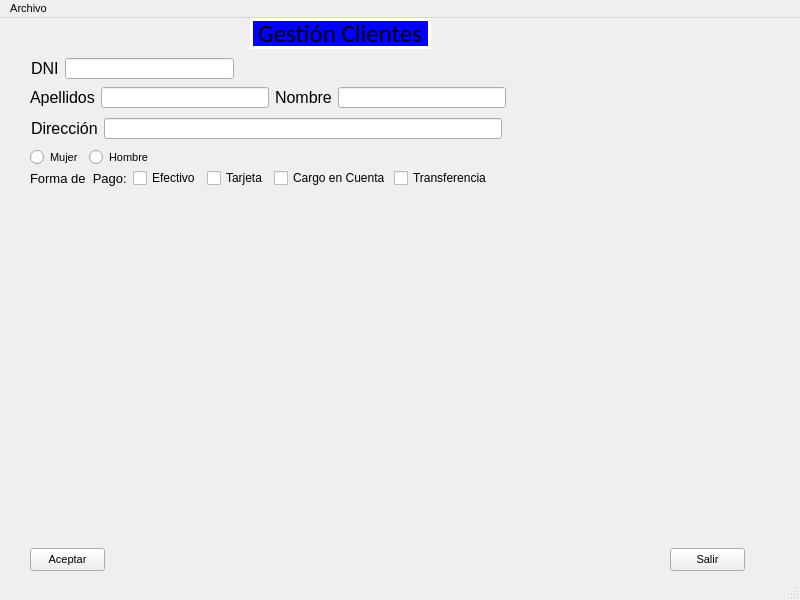
adrianv2001/vidalperez, file window.ui: the form before one commit.
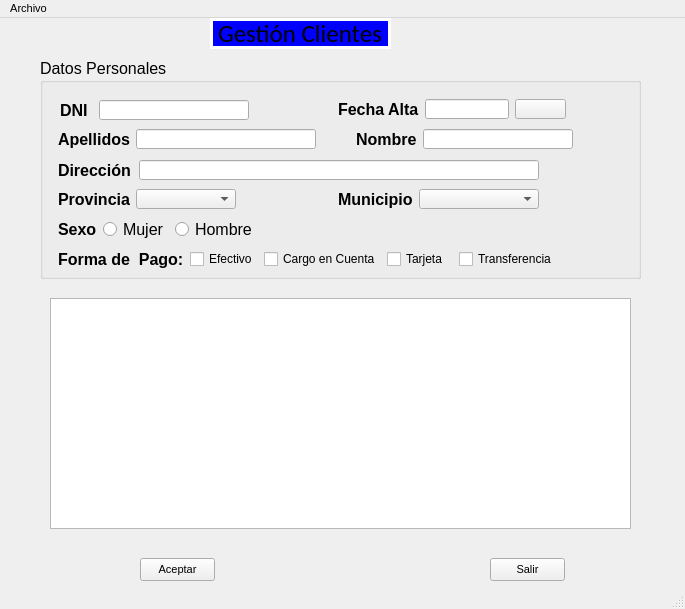
The form after the commit. Icons and pictures are not drawn.

Patch:
```diff
--- a/window.ui
+++ b/window.ui
@@ -6,8 +6,8 @@
    <rect>
     <x>0</x>
     <y>0</y>
-    <width>800</width>
-    <height>600</height>
+    <width>685</width>
+    <height>609</height>
    </rect>
   </property>
   <property name="font">
@@ -18,6 +18,9 @@
   <property name="windowTitle">
    <string>IMPORT - EXPORT TEIS</string>
   </property>
+  <property name="autoFillBackground">
+   <bool>true</bool>
+  </property>
   <property name="styleSheet">
    <string notr="true"/>
   </property>
@@ -25,7 +28,7 @@
    <widget class="QLabel" name="lblClientes">
     <property name="geometry">
      <rect>
-      <x>250</x>
+      <x>210</x>
       <y>0</y>
       <width>181</width>
       <height>31</height>
@@ -57,29 +60,11 @@
      <string>Gestión Clientes</string>
     </property>
    </widget>
-   <widget class="QLabel" name="lblValidoDNI">
-    <property name="geometry">
-     <rect>
-      <x>239</x>
-      <y>39</y>
-      <width>31</width>
-      <height>31</height>
-     </rect>
-    </property>
-    <property name="font">
-     <font>
-      <pointsize>12</pointsize>
-     </font>
-    </property>
-    <property name="text">
-     <string/>
-    </property>
-   </widget>
    <widget class="QPushButton" name="btnAceptar">
     <property name="geometry">
      <rect>
-      <x>30</x>
-      <y>530</y>
+      <x>140</x>
+      <y>540</y>
       <width>75</width>
       <height>23</height>
      </rect>
@@ -91,8 +76,8 @@
    <widget class="QPushButton" name="btnSalir">
     <property name="geometry">
      <rect>
-      <x>670</x>
-      <y>530</y>
+      <x>490</x>
+      <y>540</y>
       <width>75</width>
       <height>23</height>
      </rect>
@@ -107,150 +92,85 @@
      <string>Salir</string>
     </property>
    </widget>
-   <widget class="QWidget" name="layoutWidget">
+   <widget class="QGroupBox" name="groupBox">
     <property name="geometry">
      <rect>
-      <x>31</x>
+      <x>40</x>
       <y>40</y>
-      <width>203</width>
-      <height>21</height>
+      <width>601</width>
+      <height>221</height>
      </rect>
     </property>
-    <layout class="QHBoxLayout" name="DNI">
-     <property name="sizeConstraint">
-      <enum>QLayout::SetNoConstraint</enum>
-     </property>
-     <item>
-      <widget class="QLabel" name="lblDNI">
        <property name="font">
         <font>
          <pointsize>12</pointsize>
         </font>
        </property>
-       <property name="text">
-        <string>DNI</string>
-       </property>
-      </widget>
-     </item>
-     <item>
-      <widget class="QLineEdit" name="txtDni">
-       <property name="font">
-        <font>
-         <pointsize>12</pointsize>
-        </font>
-       </property>
-      </widget>
-     </item>
-    </layout>
-   </widget>
-   <widget class="QWidget" name="layoutWidget">
+    <property name="title">
+     <string>Datos Personales</string>
+    </property>
+    <widget class="QLabel" name="lblValidoDNI">
     <property name="geometry">
      <rect>
-      <x>30</x>
-      <y>69</y>
-      <width>476</width>
-      <height>21</height>
-     </rect>
-    </property>
-    <layout class="QHBoxLayout" name="NombreApellidos">
-     <property name="sizeConstraint">
-      <enum>QLayout::SetNoConstraint</enum>
-     </property>
-     <item>
-      <widget class="QLabel" name="lblApel">
-       <property name="font">
-        <font>
-         <pointsize>12</pointsize>
-        </font>
-       </property>
-       <property name="text">
-        <string>Apellidos</string>
-       </property>
-      </widget>
-     </item>
-     <item>
-      <widget class="QLineEdit" name="txtApel">
-       <property name="font">
-        <font>
-         <pointsize>12</pointsize>
-        </font>
-       </property>
-      </widget>
-     </item>
-     <item>
-      <widget class="QLabel" name="lblNome">
-       <property name="font">
-        <font>
-         <pointsize>12</pointsize>
-        </font>
-       </property>
-       <property name="text">
-        <string>Nombre</string>
-       </property>
-      </widget>
-     </item>
-     <item>
-      <widget class="QLineEdit" name="txtNome">
-       <property name="font">
-        <font>
-         <pointsize>12</pointsize>
-        </font>
-       </property>
-      </widget>
-     </item>
-    </layout>
-   </widget>
-   <widget class="QWidget" name="layoutWidget">
-    <property name="geometry">
-     <rect>
-      <x>31</x>
-      <y>100</y>
-      <width>471</width>
-      <height>21</height>
-     </rect>
-    </property>
-    <layout class="QHBoxLayout" name="Direccion">
-     <property name="sizeConstraint">
-      <enum>QLayout::SetNoConstraint</enum>
-     </property>
-     <item>
-      <widget class="QLabel" name="lblDir">
-       <property name="font">
-        <font>
-         <pointsize>12</pointsize>
-        </font>
-       </property>
-       <property name="text">
-        <string>Dirección</string>
-       </property>
-      </widget>
-     </item>
-     <item>
-      <widget class="QLineEdit" name="txtDir">
-       <property name="font">
-        <font>
-         <pointsize>12</pointsize>
-        </font>
-       </property>
-      </widget>
-     </item>
-    </layout>
-   </widget>
-   <widget class="QWidget" name="">
-    <property name="geometry">
-     <rect>
-      <x>30</x>
-      <y>130</y>
-      <width>118</width>
+       <x>230</x>
+       <y>40</y>
+       <width>16</width>
       <height>19</height>
      </rect>
     </property>
-    <layout class="QHBoxLayout" name="Sexo">
-     <property name="sizeConstraint">
-      <enum>QLayout::SetNoConstraint</enum>
+     <property name="font">
+      <font>
+       <pointsize>12</pointsize>
+      </font>
      </property>
+     <property name="text">
+      <string/>
+     </property>
+    </widget>
+    <widget class="QWidget" name="layoutWidget">
+     <property name="geometry">
+      <rect>
+       <x>18</x>
+       <y>161</y>
+       <width>197</width>
+       <height>20</height>
+      </rect>
+     </property>
+     <property name="maximumSize">
+      <size>
+       <width>16777215</width>
+       <height>20</height>
+      </size>
+     </property>
+     <layout class="QHBoxLayout" name="horizontalLayout">
+      <item>
+       <widget class="QLabel" name="lblSexo">
+        <property name="maximumSize">
+         <size>
+          <width>16777215</width>
+          <height>20</height>
+         </size>
+        </property>
+        <property name="font">
+         <font>
+          <pointsize>12</pointsize>
+          <weight>75</weight>
+          <bold>true</bold>
+         </font>
+        </property>
+        <property name="text">
+         <string>Sexo</string>
+        </property>
+       </widget>
+      </item>
      <item>
       <widget class="QRadioButton" name="rbtFem">
+        <property name="maximumSize">
+         <size>
+          <width>16777215</width>
+          <height>20</height>
+         </size>
+        </property>
        <property name="text">
         <string>Mujer</string>
        </property>
@@ -261,6 +181,12 @@
      </item>
      <item>
       <widget class="QRadioButton" name="rbtHom">
+        <property name="maximumSize">
+         <size>
+          <width>16777215</width>
+          <height>20</height>
+         </size>
+        </property>
        <property name="text">
         <string>Hombre</string>
        </property>
@@ -277,16 +203,159 @@
      </item>
     </layout>
    </widget>
-   <widget class="QWidget" name="">
+    <widget class="QWidget" name="layoutWidget">
     <property name="geometry">
      <rect>
-      <x>30</x>
-      <y>150</y>
-      <width>462</width>
+       <x>18</x>
+       <y>71</y>
+       <width>515</width>
       <height>20</height>
      </rect>
     </property>
-    <layout class="QHBoxLayout" name="Pago">
+     <property name="maximumSize">
+      <size>
+       <width>16777215</width>
+       <height>20</height>
+      </size>
+     </property>
+     <layout class="QHBoxLayout" name="NombreApellidos">
+      <property name="sizeConstraint">
+       <enum>QLayout::SetNoConstraint</enum>
+      </property>
+      <item>
+       <widget class="QLabel" name="lblApel">
+        <property name="maximumSize">
+         <size>
+          <width>16777215</width>
+          <height>20</height>
+         </size>
+        </property>
+        <property name="font">
+         <font>
+          <pointsize>12</pointsize>
+          <weight>75</weight>
+          <bold>true</bold>
+         </font>
+        </property>
+        <property name="text">
+         <string>Apellidos</string>
+        </property>
+       </widget>
+      </item>
+      <item>
+       <widget class="QLineEdit" name="txtApel">
+        <property name="minimumSize">
+         <size>
+          <width>180</width>
+          <height>20</height>
+         </size>
+        </property>
+        <property name="maximumSize">
+         <size>
+          <width>180</width>
+          <height>20</height>
+         </size>
+        </property>
+        <property name="font">
+         <font>
+          <pointsize>12</pointsize>
+         </font>
+        </property>
+        <property name="inputMethodHints">
+         <set>Qt::ImhNone</set>
+        </property>
+        <property name="frame">
+         <bool>true</bool>
+        </property>
+        <property name="placeholderText">
+         <string/>
+        </property>
+        <property name="clearButtonEnabled">
+         <bool>false</bool>
+        </property>
+       </widget>
+      </item>
+      <item>
+       <spacer name="horizontalSpacer_4">
+        <property name="maximumSize">
+         <size>
+          <width>16777215</width>
+          <height>20</height>
+         </size>
+        </property>
+        <property name="orientation">
+         <enum>Qt::Horizontal</enum>
+        </property>
+        <property name="sizeHint" stdset="0">
+         <size>
+          <width>60</width>
+          <height>17</height>
+         </size>
+        </property>
+       </spacer>
+      </item>
+      <item>
+       <widget class="QLabel" name="lblNome">
+        <property name="maximumSize">
+         <size>
+          <width>16777215</width>
+          <height>20</height>
+         </size>
+        </property>
+        <property name="font">
+         <font>
+          <pointsize>12</pointsize>
+          <weight>75</weight>
+          <bold>true</bold>
+         </font>
+        </property>
+        <property name="text">
+         <string>Nombre</string>
+        </property>
+       </widget>
+      </item>
+      <item>
+       <widget class="QLineEdit" name="txtNome">
+        <property name="minimumSize">
+         <size>
+          <width>150</width>
+          <height>20</height>
+         </size>
+        </property>
+        <property name="maximumSize">
+         <size>
+          <width>150</width>
+          <height>20</height>
+         </size>
+        </property>
+        <property name="font">
+         <font>
+          <pointsize>12</pointsize>
+         </font>
+        </property>
+        <property name="inputMethodHints">
+         <set>Qt::ImhPreferUppercase</set>
+        </property>
+       </widget>
+      </item>
+     </layout>
+    </widget>
+    <widget class="QWidget" name="layoutWidget">
+     <property name="geometry">
+      <rect>
+       <x>18</x>
+       <y>191</y>
+       <width>499</width>
+       <height>20</height>
+      </rect>
+     </property>
+     <property name="maximumSize">
+      <size>
+       <width>16777215</width>
+       <height>20</height>
+      </size>
+     </property>
+     <layout class="QHBoxLayout" name="horizontalLayout_3">
      <item>
       <widget class="QLabel" name="lblFormaPago">
        <property name="sizePolicy">
@@ -295,9 +364,17 @@
          <verstretch>0</verstretch>
         </sizepolicy>
        </property>
+        <property name="maximumSize">
+         <size>
+          <width>16777215</width>
+          <height>20</height>
+         </size>
+        </property>
        <property name="font">
         <font>
-         <pointsize>10</pointsize>
+          <pointsize>12</pointsize>
+          <weight>75</weight>
+          <bold>true</bold>
         </font>
        </property>
        <property name="text">
@@ -313,6 +390,12 @@
          <verstretch>0</verstretch>
         </sizepolicy>
        </property>
+        <property name="maximumSize">
+         <size>
+          <width>16777215</width>
+          <height>20</height>
+         </size>
+        </property>
        <property name="font">
         <font>
          <pointsize>9</pointsize>
@@ -326,27 +409,6 @@
        </attribute>
       </widget>
      </item>
-     <item>
-      <widget class="QCheckBox" name="chkTarjeta">
-       <property name="sizePolicy">
-        <sizepolicy hsizetype="Expanding" vsizetype="Fixed">
-         <horstretch>0</horstretch>
-         <verstretch>0</verstretch>
-        </sizepolicy>
-       </property>
-       <property name="font">
-        <font>
-         <pointsize>9</pointsize>
-        </font>
-       </property>
-       <property name="text">
-        <string>Tarjeta</string>
-       </property>
-       <attribute name="buttonGroup">
-        <string notr="true">chkGroupPago</string>
-       </attribute>
-      </widget>
-     </item>
      <item>
       <widget class="QCheckBox" name="chkCargoCuenta">
        <property name="sizePolicy">
@@ -355,6 +417,12 @@
          <verstretch>0</verstretch>
         </sizepolicy>
        </property>
+        <property name="maximumSize">
+         <size>
+          <width>16777215</width>
+          <height>20</height>
+         </size>
+        </property>
        <property name="font">
         <font>
          <pointsize>9</pointsize>
@@ -368,6 +436,33 @@
        </attribute>
       </widget>
      </item>
+      <item>
+       <widget class="QCheckBox" name="chkTarjeta">
+        <property name="sizePolicy">
+         <sizepolicy hsizetype="Expanding" vsizetype="Fixed">
+          <horstretch>0</horstretch>
+          <verstretch>0</verstretch>
+         </sizepolicy>
+        </property>
+        <property name="maximumSize">
+         <size>
+          <width>16777215</width>
+          <height>20</height>
+         </size>
+        </property>
+        <property name="font">
+         <font>
+          <pointsize>9</pointsize>
+         </font>
+        </property>
+        <property name="text">
+         <string>Tarjeta</string>
+        </property>
+        <attribute name="buttonGroup">
+         <string notr="true">chkGroupPago</string>
+        </attribute>
+       </widget>
+      </item>
      <item>
       <widget class="QCheckBox" name="chkTransfer">
        <property name="sizePolicy">
@@ -376,6 +471,12 @@
          <verstretch>0</verstretch>
         </sizepolicy>
        </property>
+        <property name="maximumSize">
+         <size>
+          <width>16777215</width>
+          <height>20</height>
+         </size>
+        </property>
        <property name="font">
         <font>
          <pointsize>9</pointsize>
@@ -391,13 +492,317 @@
      </item>
     </layout>
    </widget>
+    <widget class="QWidget" name="layoutWidget">
+     <property name="geometry">
+      <rect>
+       <x>20</x>
+       <y>41</y>
+       <width>189</width>
+       <height>22</height>
+      </rect>
+     </property>
+     <layout class="QHBoxLayout" name="horizontalLayout_6">
+      <item>
+       <widget class="QLabel" name="lblDNI">
+        <property name="font">
+         <font>
+          <pointsize>12</pointsize>
+          <weight>75</weight>
+          <bold>true</bold>
+         </font>
+        </property>
+        <property name="text">
+         <string>DNI</string>
+        </property>
+       </widget>
+      </item>
+      <item>
+       <widget class="QLineEdit" name="txtDni">
+        <property name="maximumSize">
+         <size>
+          <width>150</width>
+          <height>20</height>
+         </size>
+        </property>
+        <property name="font">
+         <font>
+          <pointsize>12</pointsize>
+         </font>
+        </property>
+        <property name="inputMethodHints">
+         <set>Qt::ImhPreferUppercase</set>
+        </property>
+       </widget>
+      </item>
+     </layout>
+    </widget>
+    <widget class="QWidget" name="layoutWidget">
+     <property name="geometry">
+      <rect>
+       <x>298</x>
+       <y>41</y>
+       <width>228</width>
+       <height>20</height>
+      </rect>
+     </property>
+     <property name="maximumSize">
+      <size>
+       <width>16777215</width>
+       <height>20</height>
+      </size>
+     </property>
+     <layout class="QHBoxLayout" name="horizontalLayout_4">
+      <item>
+       <widget class="QLabel" name="lblFechAlta">
+        <property name="maximumSize">
+         <size>
+          <width>16777215</width>
+          <height>20</height>
+         </size>
+        </property>
+        <property name="font">
+         <font>
+          <pointsize>12</pointsize>
+          <weight>75</weight>
+          <bold>true</bold>
+         </font>
+        </property>
+        <property name="text">
+         <string>Fecha Alta</string>
+        </property>
+       </widget>
+      </item>
+      <item>
+       <widget class="QLineEdit" name="txtFechAlta">
+        <property name="maximumSize">
+         <size>
+          <width>100</width>
+          <height>20</height>
+         </size>
+        </property>
+        <property name="inputMethodHints">
+         <set>Qt::ImhPreferUppercase</set>
+        </property>
+        <property name="alignment">
+         <set>Qt::AlignRight|Qt::AlignTrailing|Qt::AlignVCenter</set>
+        </property>
+       </widget>
+      </item>
+      <item>
+       <widget class="QPushButton" name="btnCalendar">
+        <property name="maximumSize">
+         <size>
+          <width>16777215</width>
+          <height>20</height>
+         </size>
+        </property>
+        <property name="text">
+         <string/>
+        </property>
+        <property name="icon">
+         <iconset>
+          <normaloff>img/fechas.png</normaloff>img/fechas.png</iconset>
+        </property>
+       </widget>
+      </item>
+     </layout>
+    </widget>
+    <widget class="QWidget" name="layoutWidget">
+     <property name="geometry">
+      <rect>
+       <x>18</x>
+       <y>131</y>
+       <width>481</width>
+       <height>20</height>
+      </rect>
+     </property>
+     <property name="maximumSize">
+      <size>
+       <width>16777215</width>
+       <height>20</height>
+      </size>
+     </property>
+     <layout class="QHBoxLayout" name="horizontalLayout_5">
+      <item>
+       <widget class="QLabel" name="lblPro">
+        <property name="maximumSize">
+         <size>
+          <width>16777215</width>
+          <height>20</height>
+         </size>
+        </property>
+        <property name="font">
+         <font>
+          <pointsize>12</pointsize>
+          <weight>75</weight>
+          <bold>true</bold>
+         </font>
+        </property>
+        <property name="text">
+         <string>Provincia</string>
+        </property>
+       </widget>
+      </item>
+      <item>
+       <widget class="QComboBox" name="cmbProv">
+        <property name="minimumSize">
+         <size>
+          <width>100</width>
+          <height>20</height>
+         </size>
+        </property>
+        <property name="maximumSize">
+         <size>
+          <width>100</width>
+          <height>20</height>
+         </size>
+        </property>
+        <property name="font">
+         <font>
+          <pointsize>10</pointsize>
+         </font>
+        </property>
+       </widget>
+      </item>
+      <item>
+       <spacer name="horizontalSpacer_3">
+        <property name="maximumSize">
+         <size>
+          <width>16777215</width>
+          <height>20</height>
+         </size>
+        </property>
+        <property name="orientation">
+         <enum>Qt::Horizontal</enum>
+        </property>
+        <property name="sizeHint" stdset="0">
+         <size>
+          <width>60</width>
+          <height>20</height>
+         </size>
+        </property>
+       </spacer>
+      </item>
+      <item>
+       <widget class="QLabel" name="lblMun">
+        <property name="maximumSize">
+         <size>
+          <width>16777215</width>
+          <height>20</height>
+         </size>
+        </property>
+        <property name="font">
+         <font>
+          <pointsize>12</pointsize>
+          <weight>75</weight>
+          <bold>true</bold>
+         </font>
+        </property>
+        <property name="text">
+         <string>Municipio</string>
+        </property>
+       </widget>
+      </item>
+      <item>
+       <widget class="QComboBox" name="cmbMun">
+        <property name="minimumSize">
+         <size>
+          <width>120</width>
+          <height>20</height>
+         </size>
+        </property>
+        <property name="maximumSize">
+         <size>
+          <width>100</width>
+          <height>20</height>
+         </size>
+        </property>
+        <property name="font">
+         <font>
+          <pointsize>10</pointsize>
+         </font>
+        </property>
+       </widget>
+      </item>
+     </layout>
+    </widget>
+    <widget class="QWidget" name="layoutWidget">
+     <property name="geometry">
+      <rect>
+       <x>18</x>
+       <y>102</y>
+       <width>481</width>
+       <height>20</height>
+      </rect>
+     </property>
+     <property name="maximumSize">
+      <size>
+       <width>16777215</width>
+       <height>20</height>
+      </size>
+     </property>
+     <layout class="QHBoxLayout" name="horizontalLayout_2">
+      <item>
+       <widget class="QLabel" name="lblDir">
+        <property name="maximumSize">
+         <size>
+          <width>16777215</width>
+          <height>20</height>
+         </size>
+        </property>
+        <property name="font">
+         <font>
+          <pointsize>12</pointsize>
+          <weight>75</weight>
+          <bold>true</bold>
+         </font>
+        </property>
+        <property name="text">
+         <string>Dirección</string>
+        </property>
+       </widget>
+      </item>
+      <item>
+       <widget class="QLineEdit" name="txtDir">
+        <property name="minimumSize">
+         <size>
+          <width>400</width>
+          <height>20</height>
+         </size>
+        </property>
+        <property name="maximumSize">
+         <size>
+          <width>400</width>
+          <height>20</height>
+         </size>
+        </property>
+        <property name="font">
+         <font>
+          <pointsize>12</pointsize>
+         </font>
+        </property>
+       </widget>
+      </item>
+     </layout>
+    </widget>
+   </widget>
+   <widget class="QListView" name="listView">
+    <property name="geometry">
+     <rect>
+      <x>50</x>
+      <y>280</y>
+      <width>581</width>
+      <height>231</height>
+     </rect>
+    </property>
+   </widget>
   </widget>
   <widget class="QMenuBar" name="menubar">
    <property name="geometry">
     <rect>
      <x>0</x>
      <y>0</y>
-     <width>800</width>
+     <width>685</width>
      <height>21</height>
     </rect>
    </property>
```
Left out of the diff: 2 changed lines with no effect on the pictures. Lines whose indentation alone changed are shown as unchanged.
